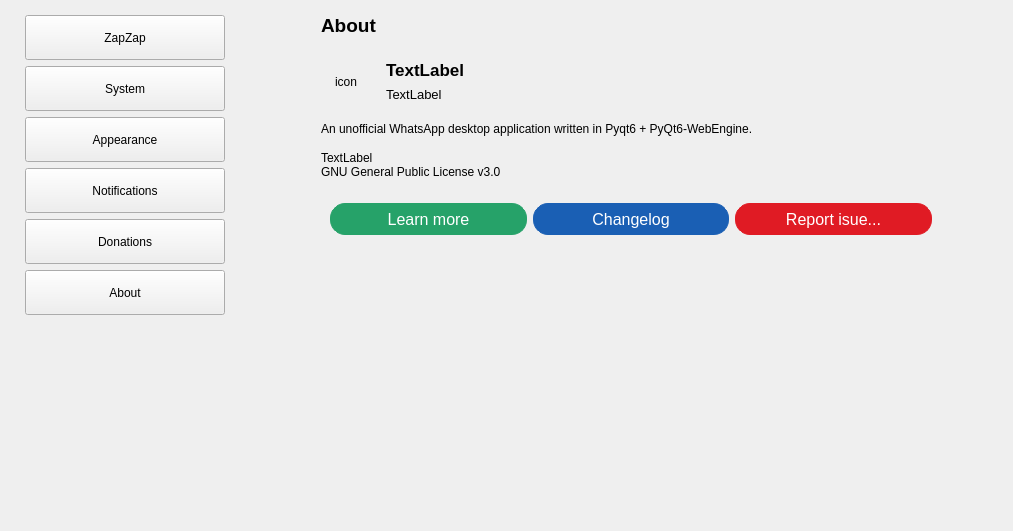
Above: zapzap/view/settings.ui from rafatosta/zapzap before the change. Below: the same form after it.
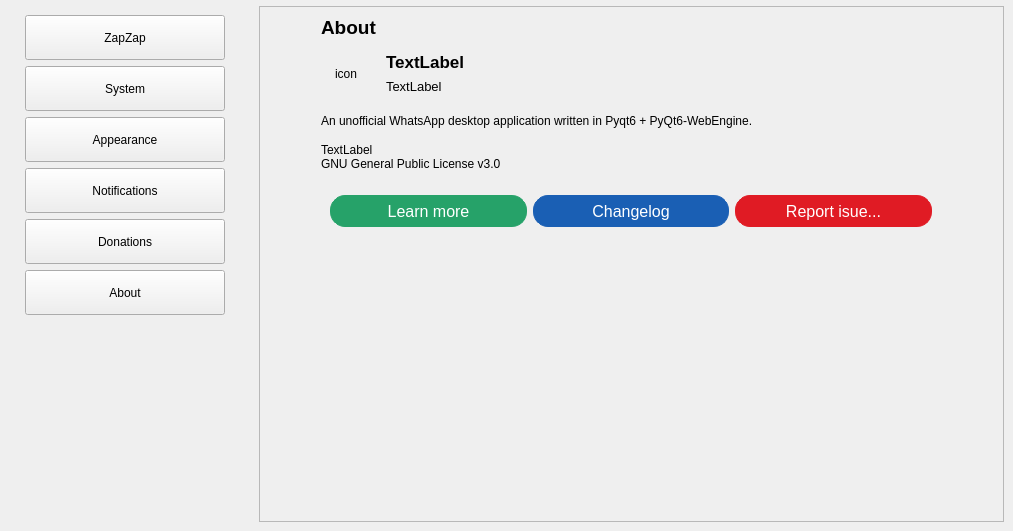
That is the form after the change. The open tabs and pages were chosen to show the change. Icons and pictures are not drawn.

Commit message: QScrollArea in about

The edit to the form file:
```diff
--- a/zapzap/view/settings.ui
+++ b/zapzap/view/settings.ui
@@ -1882,8 +1882,29 @@
      </widget>
      <widget class="QWidget" name="pageAbout">
       <layout class="QVBoxLayout" name="verticalLayout_25">
+       <property name="topMargin">
+        <number>6</number>
+       </property>
+       <item>
+        <widget class="QScrollArea" name="scrollArea_5">
+         <property name="widgetResizable">
+          <bool>true</bool>
+         </property>
+         <widget class="QWidget" name="about_scrollArea">
+          <property name="geometry">
+           <rect>
+            <x>0</x>
+            <y>0</y>
+            <width>747</width>
+            <height>515</height>
+           </rect>
+          </property>
+          <layout class="QVBoxLayout" name="verticalLayout_17">
        <item>
         <layout class="QHBoxLayout" name="horizontalLayout_15">
+             <property name="spacing">
+              <number>0</number>
+             </property>
          <item>
           <spacer name="horizontalSpacer_13">
            <property name="orientation">
@@ -1903,10 +1924,10 @@
          <item>
           <layout class="QVBoxLayout" name="verticalLayout_24">
            <property name="spacing">
-            <number>10</number>
+                <number>0</number>
            </property>
            <property name="topMargin">
-            <number>5</number>
+                <number>0</number>
            </property>
            <item>
             <widget class="QLabel" name="label_3">
@@ -2158,10 +2179,14 @@
          <property name="sizeHint" stdset="0">
           <size>
            <width>20</width>
-           <height>399</height>
+               <height>238</height>
           </size>
          </property>
         </spacer>
+           </item>
+          </layout>
+         </widget>
+        </widget>
        </item>
       </layout>
      </widget>
```
Left out of the diff: 8 changed lines with no effect on the pictures. Lines whose indentation alone changed are shown as unchanged.
